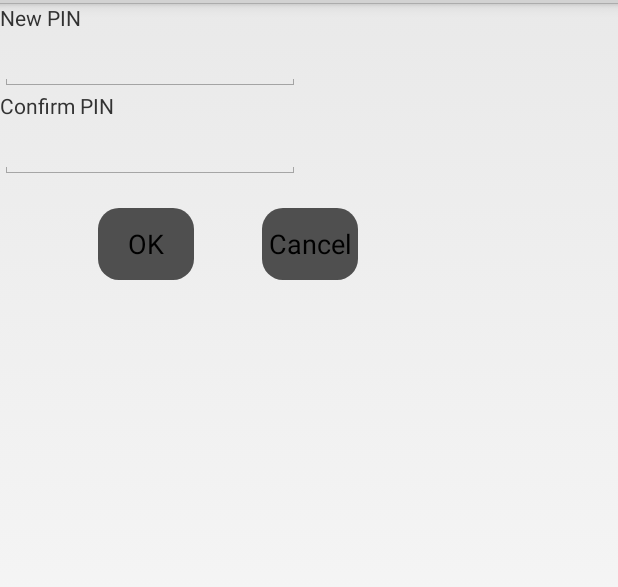
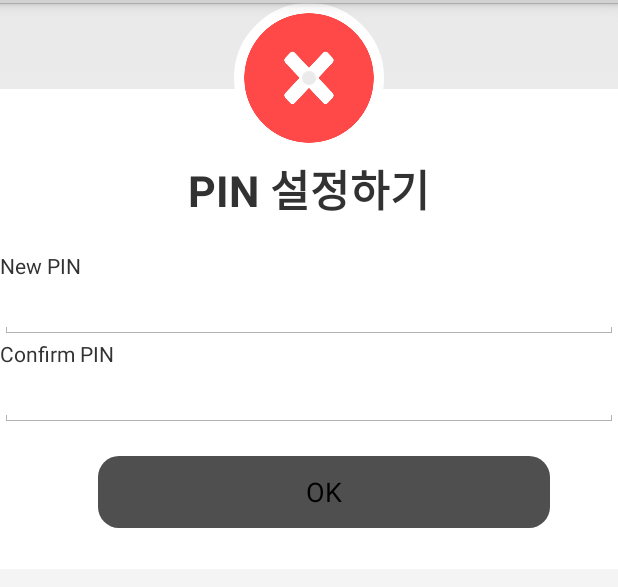
Before and after one commit to stella-ki/FIDOReader, an Android app: the layout setnewpin_popup.xml on its own in the app's theme, with its tools: preview values and no code run, on a phone screen of 412 x 824 dp, the part 69-656 px from its top. Run offline under Robolectric (Android 15) with nearby library versions, the phone set to English and light mode, and no system bars.

Commit message:
setNewPin layout 수정 취소 버튼을 상단에 위치시키고 (ImagetView 사용) ok button만 하단에 위치하도록 수정

```diff
--- a/app/src/main/java/com/challenge/fidoreader/fagment/ReaderButtonFragment.java
+++ b/app/src/main/java/com/challenge/fidoreader/fagment/ReaderButtonFragment.java
@@ -18,7 +18,6 @@ import android.widget.ImageView;
 import android.widget.TableLayout;
 import android.widget.TableRow;
 import android.widget.TextView;
-import android.widget.Toast;
 
 import com.challenge.fidoreader.MainActivity;
 import com.challenge.fidoreader.R;
@@ -111,7 +110,7 @@ public class ReaderButtonFragment extends Fragment {
                 // Set New PIN
                 DialogFragment pinFragment = null;
                 if(clientpinbtn.getText().toString().equals("Set New PIN")) {
-                    pinFragment = new SetNewPINFragment(mainActivity, view);
+                    pinFragment = new SetNewPINFragment(mainActivity);
                 }
                 else if(clientpinbtn.getText().toString().equals("Change PIN")) {
                     pinFragment = new ChangePINFragment(mainActivity, view);
--- /dev/null
+++ b/app/src/main/res/drawable/closebuttonshare.xml
@@ -0,0 +1,11 @@
+<?xml version="1.0" encoding="utf-8"?>
+<shape xmlns:android="http://schemas.android.com/apk/res/android"
+    android:innerRadius="0dp"
+    android:shape="oval"
+    android:useLevel="false" >
+    <solid android:color="@android:color/transparent" />
+
+    <stroke
+        android:width="45dp"
+        android:color="@android:color/white" />
+</shape>
--- a/app/src/main/res/layout/setnewpin_popup.xml
+++ b/app/src/main/res/layout/setnewpin_popup.xml
@@ -1,10 +1,27 @@
-<?xml version="1.0" encoding="utf-8"?>
-<LinearLayout xmlns:android="http://schemas.android.com/apk/res/android"
-    xmlns:tools="http://schemas.android.com/tools"
+<RelativeLayout xmlns:android="http://schemas.android.com/apk/res/android"
     android:layout_width="fill_parent"
     android:layout_height="fill_parent"
-    android:orientation="vertical"
-    tools:context=".fagment.ReaderButtonFragment">
+    android:background="@android:color/transparent" >
+
+    <LinearLayout
+        android:id="@+id/linearLayout1"
+        android:layout_width="match_parent"
+        android:layout_height="320dp"
+        android:layout_alignParentTop="true"
+        android:layout_centerHorizontal="true"
+        android:layout_marginTop="57dp"
+        android:background="@color/white"
+        android:orientation="vertical" >
+
+        <TextView
+            android:layout_width="wrap_content"
+            android:layout_height="wrap_content"
+            android:textStyle="bold"
+            android:textSize="13pt"
+            android:layout_marginTop="45dp"
+            android:layout_marginBottom="20dp"
+            android:layout_gravity="center"
+            android:text="PIN 설정하기"/>
 
         <TextView
             android:id="@+id/newPINView"
@@ -14,7 +31,7 @@
 
         <EditText
             android:id="@+id/newPINEditText"
-        android:layout_width="200dip"
+            android:layout_width="match_parent"
             android:layout_height="wrap_content"
             android:inputType="textPassword"/>
 
@@ -26,7 +43,7 @@
 
         <EditText
             android:id="@+id/confrimPINEditText"
-        android:layout_width="200dip"
+            android:layout_width="match_parent"
             android:layout_height="wrap_content"
             android:inputType="textPassword"/>
 
@@ -35,27 +52,24 @@
             android:layout_width="wrap_content"
             android:layout_height="wrap_content"/>
 
-    <LinearLayout
-        android:layout_width="wrap_content"
-        android:layout_height="wrap_content">
         <Button
             android:id="@+id/OKBtn"
-            android:layout_width="wrap_content"
+            android:layout_width="match_parent"
             android:layout_height="wrap_content"
             android:layout_marginLeft="65dp"
             android:layout_marginRight="45dp"
             android:layout_marginBottom="10dp"
             android:background="@drawable/buttonshape"
             android:text="OK" />
-
-        <Button
-            android:id="@+id/CancelBtn"
-            android:layout_width="wrap_content"
-            android:layout_height="wrap_content"
-            android:layout_marginBottom="10dp"
-            android:background="@drawable/buttonshape"
-            android:text="Cancel" />
     </LinearLayout>
 
+    <ImageView
+        android:id="@+id/CancelBtn"
+        android:layout_width="100dp"
+        android:layout_height="100dp"
+        android:layout_alignParentTop="true"
+        android:layout_centerHorizontal="true"
+        android:background="@drawable/closebuttonshare"
+        android:src="@drawable/close_button" />
 
-</LinearLayout>
+</RelativeLayout>
```
Also changed, not shown: app/src/main/java/com/challenge/fidoreader/fagment/SetNewPINFragment.java (+41 -49 lines), app/src/main/res/drawable/close_button.png (added). Lines whose indentation alone changed are shown as unchanged.
